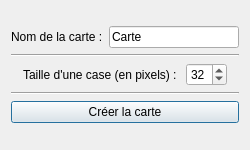
Old version of the form src/Canvas/MapCreationWidget.ui in the repository Nepta/nixjdr.
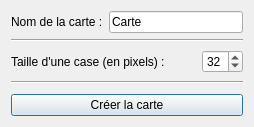
New version of the form.

The edit to the form file:
```diff
--- a/src/Canvas/MapCreationWidget.ui
+++ b/src/Canvas/MapCreationWidget.ui
@@ -6,41 +6,14 @@
    <rect>
     <x>0</x>
     <y>0</y>
-    <width>250</width>
-    <height>150</height>
+    <width>254</width>
+    <height>127</height>
    </rect>
   </property>
-  <property name="minimumSize">
-   <size>
-    <width>250</width>
-    <height>150</height>
-   </size>
-  </property>
-  <property name="maximumSize">
-   <size>
-    <width>250</width>
-    <height>150</height>
-   </size>
-  </property>
   <property name="windowTitle">
    <string>Création d'une carte</string>
   </property>
-  <layout class="QHBoxLayout" name="horizontalLayout_3">
-   <item>
     <layout class="QVBoxLayout" name="verticalLayout">
-     <item>
-      <spacer name="verticalSpacer_2">
-       <property name="orientation">
-        <enum>Qt::Vertical</enum>
-       </property>
-       <property name="sizeHint" stdset="0">
-        <size>
-         <width>20</width>
-         <height>40</height>
-        </size>
-       </property>
-      </spacer>
-     </item>
      <item>
       <layout class="QHBoxLayout" name="horizontalLayout">
        <item>
@@ -70,20 +43,22 @@
       </widget>
      </item>
      <item>
+    <widget class="QWidget" name="stepWidget" native="true">
+     <layout class="QVBoxLayout" name="verticalLayout_3">
+      <property name="leftMargin">
+       <number>0</number>
+      </property>
+      <property name="topMargin">
+       <number>0</number>
+      </property>
+      <property name="rightMargin">
+       <number>0</number>
+      </property>
+      <property name="bottomMargin">
+       <number>0</number>
+      </property>
+      <item>
       <layout class="QHBoxLayout" name="horizontalLayout_2">
-       <item>
-        <spacer name="horizontalSpacer">
-         <property name="orientation">
-          <enum>Qt::Horizontal</enum>
-         </property>
-         <property name="sizeHint" stdset="0">
-          <size>
-           <width>40</width>
-           <height>20</height>
-          </size>
-         </property>
-        </spacer>
-       </item>
        <item>
         <widget class="QLabel" name="label_2">
          <property name="text">
@@ -91,6 +66,32 @@
          </property>
         </widget>
        </item>
+        <item>
+         <spacer name="horizontalSpacer_2">
+          <property name="orientation">
+           <enum>Qt::Horizontal</enum>
+          </property>
+          <property name="sizeHint" stdset="0">
+           <size>
+            <width>362</width>
+            <height>17</height>
+           </size>
+          </property>
+         </spacer>
+        </item>
+        <item>
+         <spacer name="horizontalSpacer">
+          <property name="orientation">
+           <enum>Qt::Horizontal</enum>
+          </property>
+          <property name="sizeHint" stdset="0">
+           <size>
+            <width>362</width>
+            <height>17</height>
+           </size>
+          </property>
+         </spacer>
+        </item>
        <item>
         <widget class="QSpinBox" name="m_MapStepSpinBox">
          <property name="minimum">
@@ -101,19 +102,6 @@
          </property>
         </widget>
        </item>
-       <item>
-        <spacer name="horizontalSpacer_2">
-         <property name="orientation">
-          <enum>Qt::Horizontal</enum>
-         </property>
-         <property name="sizeHint" stdset="0">
-          <size>
-           <width>40</width>
-           <height>20</height>
-          </size>
-         </property>
-        </spacer>
-       </item>
       </layout>
      </item>
      <item>
@@ -123,27 +111,15 @@
        </property>
       </widget>
      </item>
+     </layout>
+    </widget>
+   </item>
      <item>
       <widget class="QPushButton" name="m_MapCreationButton">
        <property name="text">
         <string>Créer la carte</string>
        </property>
       </widget>
-     </item>
-     <item>
-      <spacer name="verticalSpacer">
-       <property name="orientation">
-        <enum>Qt::Vertical</enum>
-       </property>
-       <property name="sizeHint" stdset="0">
-        <size>
-         <width>20</width>
-         <height>40</height>
-        </size>
-       </property>
-      </spacer>
-     </item>
-    </layout>
    </item>
   </layout>
  </widget>
```
Lines whose indentation alone changed are shown as unchanged.
